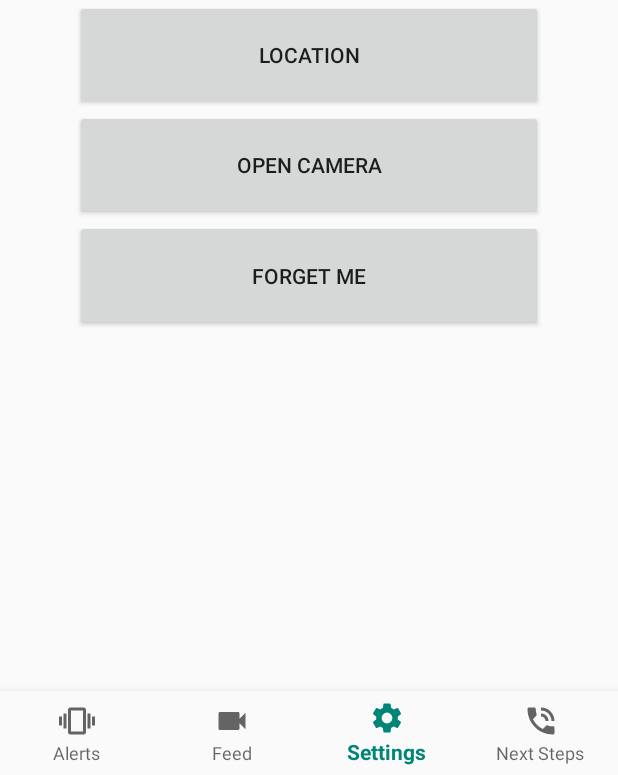
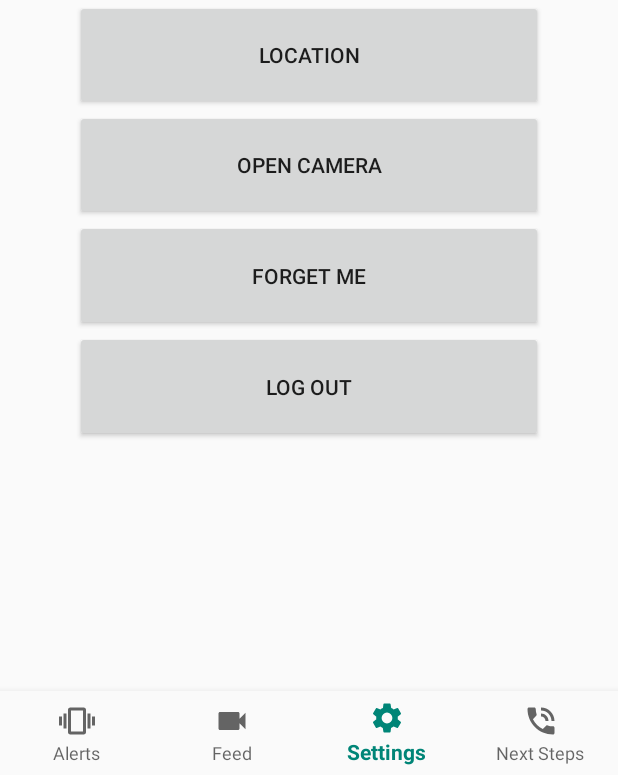
Before and after one commit to FDSMPS/FDSMPS-android, an Android app: the SettingsFragment screen opened through its navigation route, on a phone screen of 412 x 824 dp, the part 461-1236 px from its top. Run offline under Robolectric (Android 15) with nearby library versions, the phone set to English and light mode, and no system bars; our stand-ins replace Firebase (no records; nobody signed in at launch, a user with empty details on screens opened directly), navigation-ui; libraries missing offline, so code that uses them is left out: com.google.zxing.integration.

Commit message:
quick clean up

```diff
--- a/app/src/main/res/layout/fragment_settings.xml
+++ b/app/src/main/res/layout/fragment_settings.xml
@@ -44,6 +44,15 @@ tools:context="ca.ualberta.dorsa.seccam.LogActivity">
         android:layout_height="0dp"
         android:layout_width="match_parent" />
 
+    <Button
+        android:onClick="logOut"
+        android:text="Log out"
+        android:layout_weight="1"
+        android:layout_marginLeft="50dp"
+        android:layout_marginRight="50dp"
+        android:layout_height="0dp"
+        android:layout_width="match_parent" />
+
 
 
 </androidx.appcompat.widget.LinearLayoutCompat>
```
Also changed, not shown: app/src/main/java/ca/ualberta/dorsa/seccam/LogActivity.java (+14 -11 lines), app/src/main/java/ca/ualberta/dorsa/seccam/SignUp.java (+15 -10 lines).
